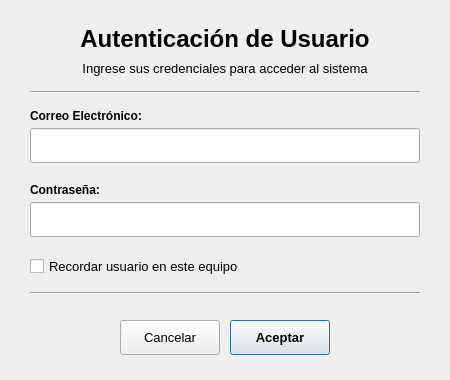
Old version of the form src/ui/logindialog.ui in the repository crondonb890517/contro-qt6.
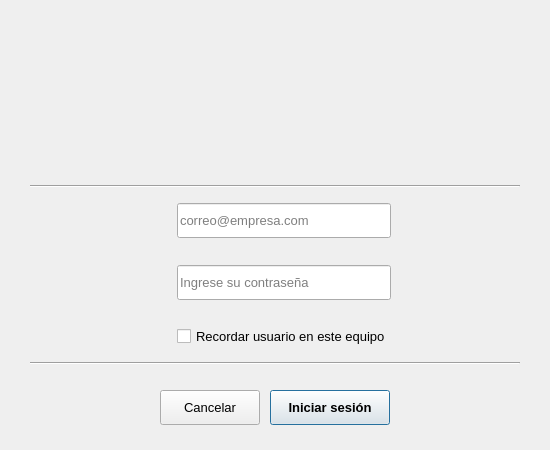
New version of the form. Icons and pictures are not drawn.

```diff
--- a/src/ui/logindialog.ui
+++ b/src/ui/logindialog.ui
@@ -6,16 +6,10 @@
    <rect>
     <x>0</x>
     <y>0</y>
-    <width>450</width>
-    <height>380</height>
+    <width>550</width>
+    <height>450</height>
    </rect>
   </property>
-  <property name="minimumSize">
-   <size>
-    <width>400</width>
-    <height>350</height>
-   </size>
-  </property>
   <property name="windowTitle">
    <string>Autenticación</string>
   </property>
@@ -43,24 +37,8 @@
    <item>
     <layout class="QVBoxLayout" name="verticalLayoutHeader">
      <property name="spacing">
-      <number>8</number>
+      <number>6</number>
      </property>
-     <item>
-      <widget class="QLabel" name="labelTitulo">
-       <property name="font">
-        <font>
-         <pointsize>18</pointsize>
-         <bold>true</bold>
-        </font>
-       </property>
-       <property name="text">
-        <string>Autenticación de Usuario</string>
-       </property>
-       <property name="alignment">
-        <set>Qt::AlignCenter</set>
-       </property>
-      </widget>
-     </item>
      <item>
       <widget class="QLabel" name="labelSubtitulo">
        <property name="font">
@@ -69,7 +47,10 @@
         </font>
        </property>
        <property name="text">
-        <string>Ingrese sus credenciales para acceder al sistema</string>
+        <string/>
+       </property>
+       <property name="pixmap">
+        <pixmap resource="../../resources/resources.qrc">:/iconos/actions/contro.jpg</pixmap>
        </property>
        <property name="alignment">
         <set>Qt::AlignCenter</set>
@@ -93,45 +74,14 @@
    
    <!-- Formulario -->
    <item>
-    <layout class="QVBoxLayout" name="verticalLayoutForm">
-     <property name="spacing">
+    <layout class="QGridLayout" name="gridLayoutForm">
+     <property name="horizontalSpacing">
       <number>12</number>
      </property>
-     
-     <!-- Campo Email -->
-     <item>
-      <layout class="QVBoxLayout" name="verticalLayoutEmail">
-       <property name="spacing">
-        <number>5</number>
-       </property>
-       <item>
-        <widget class="QLabel" name="labelEmail">
-         <property name="font">
-          <font>
-           <bold>true</bold>
-          </font>
-         </property>
-         <property name="text">
-          <string>Correo Electrónico:</string>
-         </property>
-        </widget>
-       </item>
-       <item>
-        <widget class="QLineEdit" name="lineEditEmail">
-         <property name="minimumSize">
-          <size>
-           <width>0</width>
-           <height>35</height>
-          </size>
-         </property>
-         <property name="font">
-          <font>
-           <pointsize>10</pointsize>
-          </font>
-         </property>
-        </widget>
-       </item>
-       <item>
+     <property name="verticalSpacing">
+      <number>6</number>
+     </property>
+     <item row="1" column="1">
         <widget class="QLabel" name="labelEmailError">
          <property name="font">
           <font>
@@ -144,30 +94,75 @@
          <property name="text">
           <string/>
          </property>
-        </widget>
-       </item>
-      </layout>
+       <property name="wordWrap">
+        <bool>true</bool>
+       </property>
+      </widget>
+     </item>
+     <item row="4" column="1">
+      <widget class="QCheckBox" name="checkBoxRecordar">
+       <property name="font">
+        <font>
+         <pointsize>10</pointsize>
+        </font>
+       </property>
+       <property name="text">
+        <string>Recordar usuario en este equipo</string>
+       </property>
+      </widget>
      </item>
-     
-     <!-- Campo Contraseña -->
-     <item>
-      <layout class="QVBoxLayout" name="verticalLayoutPassword">
-       <property name="spacing">
-        <number>5</number>
+     <item row="0" column="1">
+      <widget class="QLineEdit" name="lineEditEmail">
+       <property name="minimumSize">
+        <size>
+         <width>0</width>
+         <height>35</height>
+        </size>
        </property>
-       <item>
-        <widget class="QLabel" name="labelPassword">
+       <property name="font">
+        <font>
+         <pointsize>10</pointsize>
+        </font>
+       </property>
+       <property name="inputMethodHints">
+        <set>Qt::InputMethodHint::ImhEmailCharactersOnly</set>
+       </property>
+       <property name="placeholderText">
+        <string>correo@empresa.com</string>
+       </property>
+       <property name="clearButtonEnabled">
+        <bool>true</bool>
+       </property>
+      </widget>
+     </item>
+     <item row="0" column="0">
+      <widget class="QLabel" name="labelEmail">
+       <property name="minimumSize">
+        <size>
+         <width>135</width>
+         <height>35</height>
+        </size>
+       </property>
          <property name="font">
           <font>
            <bold>true</bold>
           </font>
          </property>
          <property name="text">
-          <string>Contraseña:</string>
+        <string/>
+       </property>
+       <property name="pixmap">
+        <pixmap resource="../../resources/resources.qrc">:/iconos/actions/ant-design--user-outlined.png</pixmap>
+       </property>
+       <property name="alignment">
+        <set>Qt::AlignmentFlag::AlignRight|Qt::AlignmentFlag::AlignTrailing|Qt::AlignmentFlag::AlignVCenter</set>
+       </property>
+       <property name="buddy">
+        <cstring>lineEditEmail</cstring>
          </property>
         </widget>
        </item>
-       <item>
+     <item row="2" column="1">
         <widget class="QLineEdit" name="lineEditPassword">
          <property name="minimumSize">
           <size>
@@ -181,11 +176,41 @@
           </font>
          </property>
          <property name="echoMode">
-          <enum>QLineEdit::Password</enum>
-         </property>
-        </widget>
-       </item>
-       <item>
+        <enum>QLineEdit::EchoMode::Password</enum>
+       </property>
+       <property name="placeholderText">
+        <string>Ingrese su contraseña</string>
+       </property>
+      </widget>
+     </item>
+     <item row="2" column="0">
+      <widget class="QLabel" name="labelPassword">
+       <property name="minimumSize">
+        <size>
+         <width>135</width>
+         <height>35</height>
+        </size>
+       </property>
+       <property name="font">
+        <font>
+         <bold>true</bold>
+        </font>
+       </property>
+       <property name="text">
+        <string/>
+       </property>
+       <property name="pixmap">
+        <pixmap resource="../../resources/resources.qrc">:/iconos/actions/carbon--password.png</pixmap>
+       </property>
+       <property name="alignment">
+        <set>Qt::AlignmentFlag::AlignRight|Qt::AlignmentFlag::AlignTrailing|Qt::AlignmentFlag::AlignVCenter</set>
+       </property>
+       <property name="buddy">
+        <cstring>lineEditPassword</cstring>
+       </property>
+      </widget>
+     </item>
+     <item row="3" column="1">
         <widget class="QLabel" name="labelPasswordError">
          <property name="font">
           <font>
@@ -198,28 +223,29 @@
          <property name="text">
           <string/>
          </property>
-        </widget>
-       </item>
-      </layout>
-     </item>
-     
-     <!-- Checkbox Recordar -->
-     <item>
-      <widget class="QCheckBox" name="checkBoxRecordar">
-       <property name="font">
-        <font>
-         <pointsize>10</pointsize>
-        </font>
+       <property name="wordWrap">
+        <bool>true</bool>
+       </property>
+      </widget>
+     </item>
+     <item row="0" column="2" rowspan="5">
+      <spacer name="horizontalSpacerForm">
+       <property name="orientation">
+        <enum>Qt::Orientation::Horizontal</enum>
        </property>
-       <property name="text">
-        <string>Recordar usuario en este equipo</string>
+       <property name="sizeType">
+        <enum>QSizePolicy::Policy::Expanding</enum>
        </property>
-      </widget>
+       <property name="sizeHint" stdset="0">
+        <size>
+         <width>0</width>
+         <height>20</height>
+        </size>
+       </property>
+      </spacer>
      </item>
     </layout>
    </item>
-   
-   <!-- Separador -->
    <item>
     <widget class="Line" name="lineInferior">
      <property name="orientation">
@@ -234,22 +260,16 @@
      <property name="spacing">
       <number>10</number>
      </property>
-     <property name="leftMargin">
-      <number>0</number>
-     </property>
      <property name="topMargin">
       <number>10</number>
      </property>
-     <property name="rightMargin">
-      <number>0</number>
-     </property>
-     <property name="bottomMargin">
-      <number>0</number>
-     </property>
      <item>
       <spacer name="horizontalSpacerLeft">
        <property name="orientation">
-        <enum>Qt::Horizontal</enum>
+        <enum>Qt::Orientation::Horizontal</enum>
+       </property>
+       <property name="sizeType">
+        <enum>QSizePolicy::Policy::Expanding</enum>
        </property>
        <property name="sizeHint" stdset="0">
         <size>
@@ -278,13 +298,20 @@
        <property name="text">
         <string>Cancelar</string>
        </property>
+       <property name="icon">
+        <iconset resource="../../resources/resources.qrc">
+         <normaloff>:/iconos/actions/carbon--close.png</normaloff>:/iconos/actions/carbon--close.png</iconset>
+       </property>
+       <property name="autoDefault">
+        <bool>false</bool>
+       </property>
       </widget>
      </item>
      <item>
       <widget class="QPushButton" name="pushButtonAceptar">
        <property name="minimumSize">
         <size>
-         <width>100</width>
+         <width>120</width>
          <height>35</height>
         </size>
        </property>
@@ -298,7 +325,14 @@
         <cursorShape>PointingHandCursor</cursorShape>
        </property>
        <property name="text">
-        <string>Aceptar</string>
+        <string>Iniciar sesión</string>
+       </property>
+       <property name="icon">
+        <iconset resource="../../resources/resources.qrc">
+         <normaloff>:/iconos/actions/carbon--unlocked.png</normaloff>:/iconos/actions/carbon--unlocked.png</iconset>
+       </property>
+       <property name="autoDefault">
+        <bool>true</bool>
        </property>
        <property name="default">
         <bool>true</bool>
@@ -308,7 +342,10 @@
      <item>
       <spacer name="horizontalSpacerRight">
        <property name="orientation">
-        <enum>Qt::Horizontal</enum>
+        <enum>Qt::Orientation::Horizontal</enum>
+       </property>
+       <property name="sizeType">
+        <enum>QSizePolicy::Policy::Expanding</enum>
        </property>
        <property name="sizeHint" stdset="0">
         <size>
```
Left out of the diff: 42 changed lines with no effect on the pictures. Lines whose indentation alone changed are shown as unchanged.
